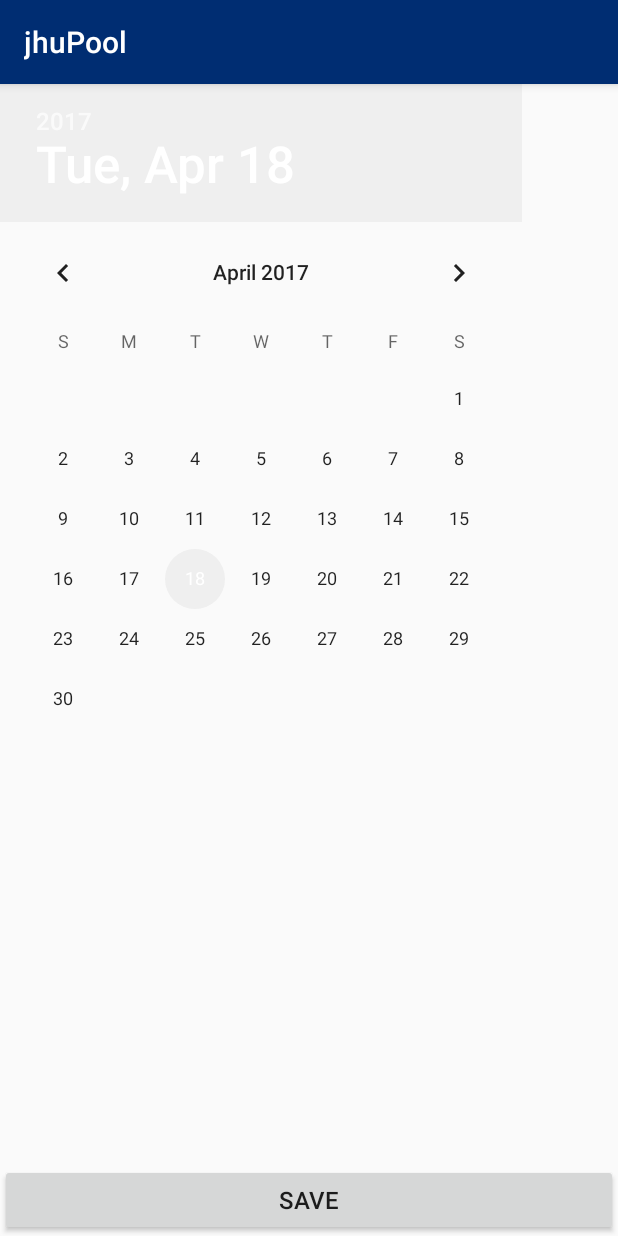
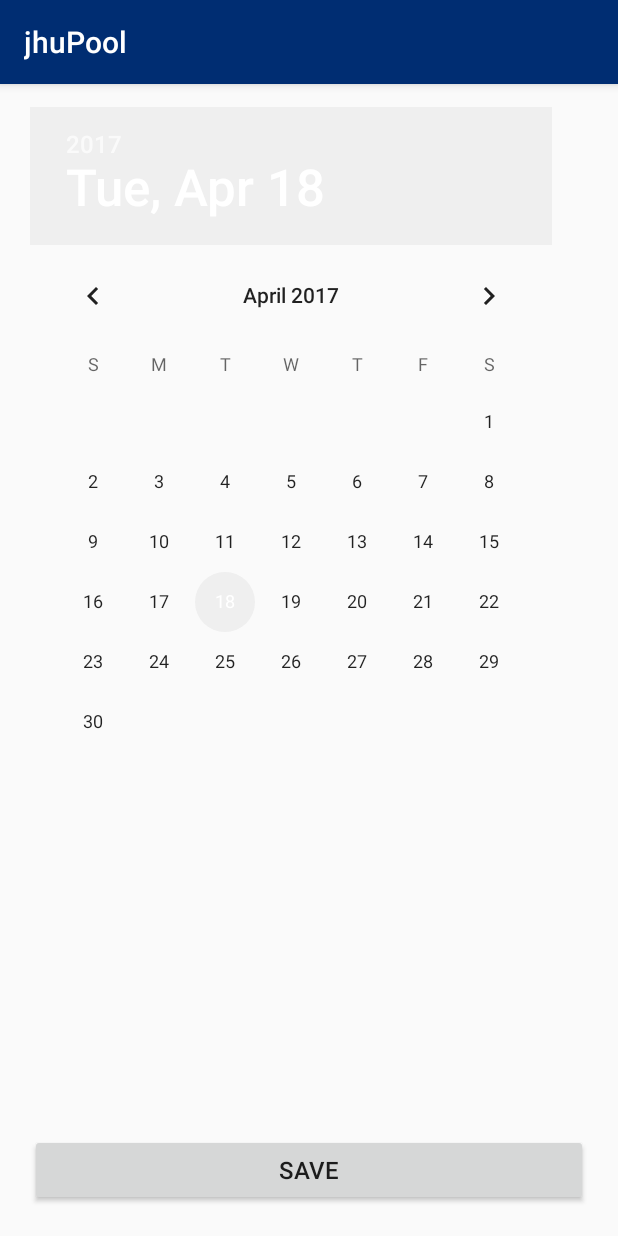
Before and after one commit to szappone/jhupool, an Android app: the SelectDateActivity screen opened directly, with no data from a screen before it, on a phone screen of 412 x 824 dp. Run offline under Robolectric (Android 15) with nearby library versions, the phone set to English and light mode, and no system bars.

Commit message:
fixed button  padding

```diff
--- a/app/src/main/java/io/github/viv2d2/findride/MainActivity.java
+++ b/app/src/main/java/io/github/viv2d2/findride/MainActivity.java
@@ -48,8 +48,6 @@ public class MainActivity extends AppCompatActivity {
         viewPager.setAdapter(new SectionPagerAdapter(getSupportFragmentManager(), fragments));
         tabLayout.setupWithViewPager(viewPager);
 
-
-
     }
 
     public void findRide(View view) {
--- a/app/src/main/res/layout/activity_main.xml
+++ b/app/src/main/res/layout/activity_main.xml
@@ -41,7 +41,10 @@
                 android:layout_gravity="center_vertical|fill_vertical|center|clip_vertical"
                 tools:textAlignment="center"
                 android:textAlignment="center" />
+
+
         </LinearLayout>
+
 
         <android.support.v4.view.ViewPager
             android:id="@+id/pager"
--- a/app/src/main/res/layout/activity_select_date.xml
+++ b/app/src/main/res/layout/activity_select_date.xml
@@ -3,6 +3,10 @@
     android:orientation="vertical"
     android:layout_width="match_parent"
     android:layout_height="match_parent"
+    android:paddingLeft="20dp"
+    android:paddingRight="20dp"
+    android:paddingBottom="20dp"
+    android:paddingTop="15dp"
     android:textColorPrimary="@color/hopkinsBlue"
     android:backgroundTint="@color/hopkinsBlue">
     <DatePicker
@@ -20,6 +24,7 @@
         android:layout_gravity="center"
         android:textSize="16dp"
         android:onClick="save"
+
         android:layout_alignParentBottom="true"
         android:layout_alignParentLeft="true"
         android:layout_alignParentStart="true" />
```
